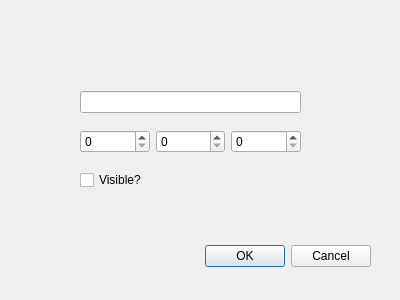
This is testProject/optiondialog.ui in izzyzandi/2022_GROUP_5 as Qt 5 draws it before an edit. The edited form follows.
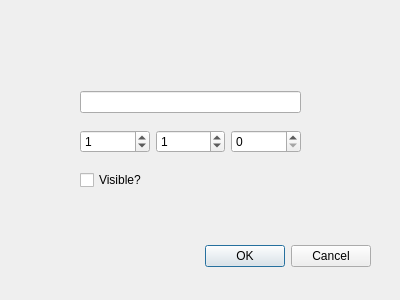
This is the edited form.

Commit message: fixed object auto turning black issue

What changed in the file:
```diff
--- a/testProject/optiondialog.ui
+++ b/testProject/optiondialog.ui
@@ -29,7 +29,7 @@
     <set>QDialogButtonBox::Cancel|QDialogButtonBox::Ok</set>
    </property>
   </widget>
-  <widget class="QWidget" name="">
+  <widget class="QWidget" name="layoutWidget">
    <property name="geometry">
     <rect>
      <x>80</x>
@@ -56,6 +56,9 @@
         <property name="maximum">
          <number>255</number>
         </property>
+        <property name="value">
+         <number>1</number>
+        </property>
        </widget>
       </item>
       <item>
@@ -63,6 +66,9 @@
         <property name="maximum">
          <number>255</number>
         </property>
+        <property name="value">
+         <number>1</number>
+        </property>
        </widget>
       </item>
       <item>
```
The commit also changes 1 other file.
